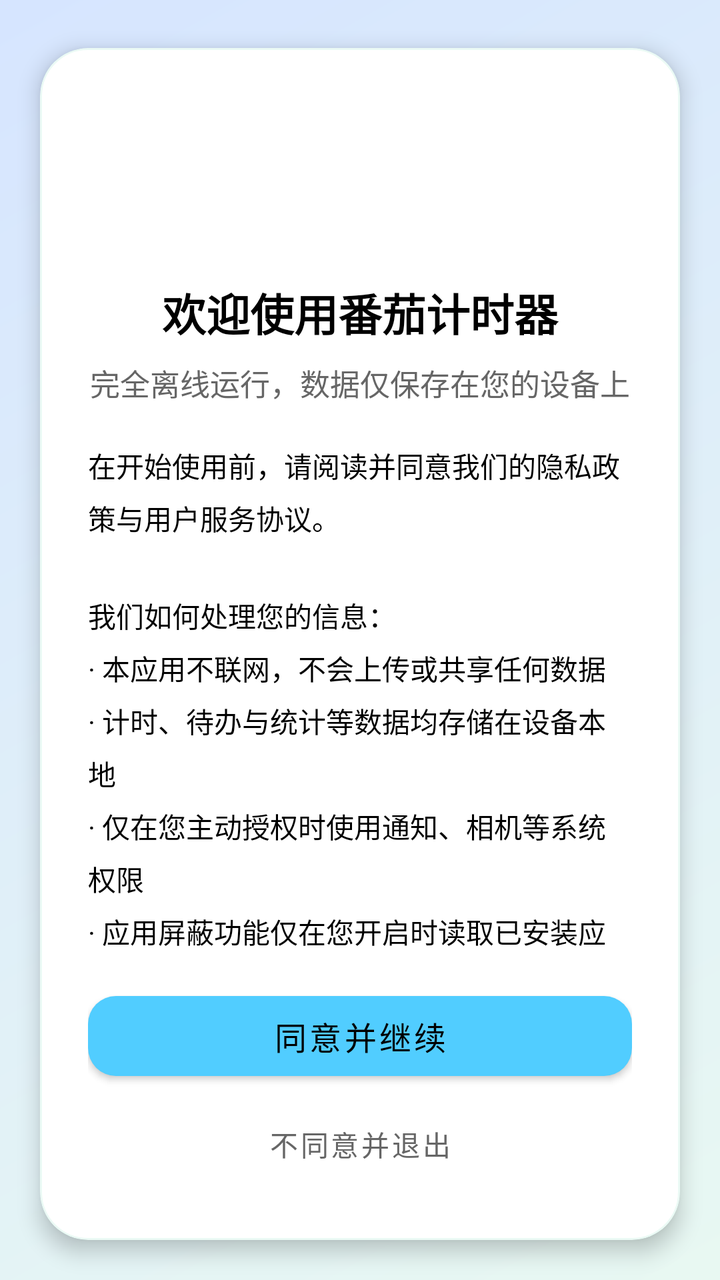
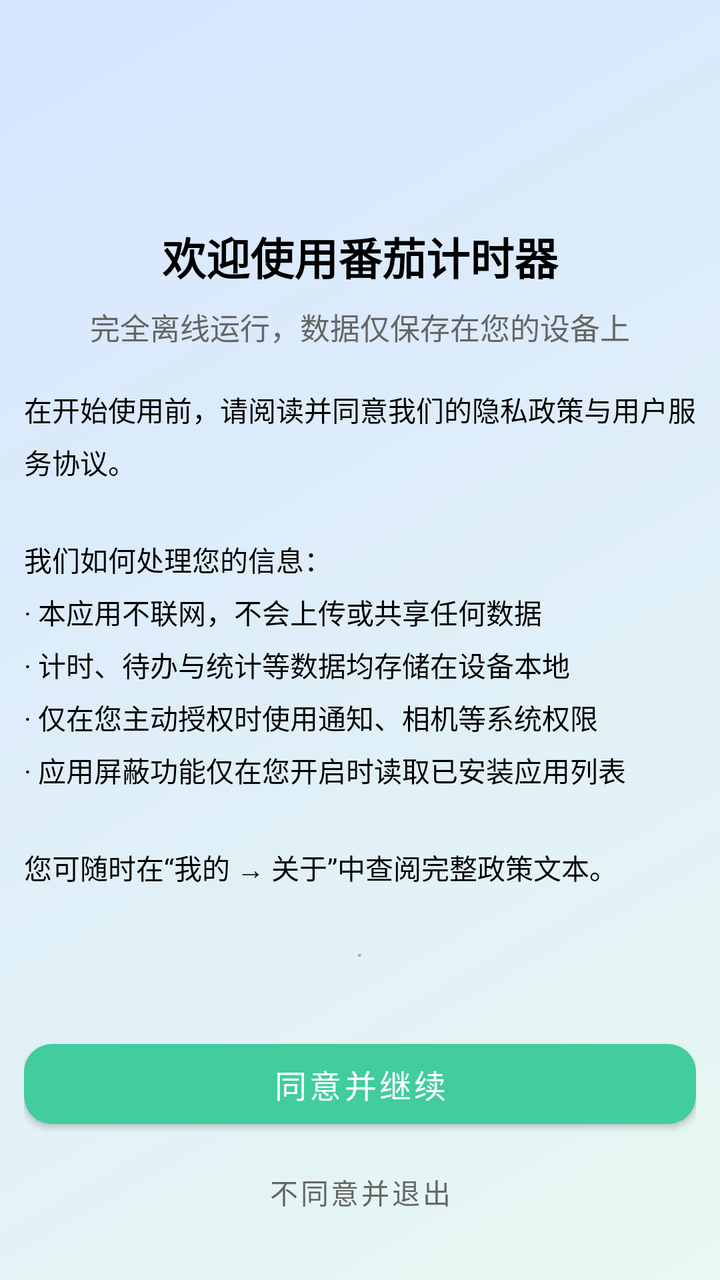

Compare the two renders of this Android layout. The source of the first and the diff that turns it into the second are given below.
<!-- AndroidManifest.xml: activity theme Theme.PomodoroTimer.NoActionBar -->
<!-- res/layout/activity_privacy_consent.xml -->
<?xml version="1.0" encoding="utf-8"?>
<androidx.constraintlayout.widget.ConstraintLayout xmlns:android="http://schemas.android.com/apk/res/android"
    xmlns:app="http://schemas.android.com/apk/res-auto"
    android:id="@+id/privacy_consent_root"
    android:layout_width="match_parent"
    android:layout_height="match_parent"
    android:background="@drawable/bg_privacy_consent">

    <com.google.android.material.card.MaterialCardView
        android:id="@+id/card_consent"
        android:layout_width="0dp"
        android:layout_height="0dp"
        android:layout_marginStart="20dp"
        android:layout_marginTop="24dp"
        android:layout_marginEnd="20dp"
        android:layout_marginBottom="20dp"
        app:cardBackgroundColor="@color/background_card"
        app:cardCornerRadius="24dp"
        app:cardElevation="6dp"
        app:layout_constraintBottom_toBottomOf="parent"
        app:layout_constraintEnd_toEndOf="parent"
        app:layout_constraintStart_toStartOf="parent"
        app:layout_constraintTop_toTopOf="parent"
        app:strokeColor="@color/consent_card_stroke"
        app:strokeWidth="1dp">

        <LinearLayout
            android:layout_width="match_parent"
            android:layout_height="match_parent"
            android:orientation="vertical"
            android:paddingStart="24dp"
            android:paddingTop="28dp"
            android:paddingEnd="24dp"
            android:paddingBottom="24dp">

            <ImageView
                android:id="@+id/iv_consent_app_icon"
                android:layout_width="72dp"
                android:layout_height="72dp"
                android:layout_gravity="center_horizontal"
                android:contentDescription="@string/app_name"
                android:scaleType="fitCenter" />

            <TextView
                android:id="@+id/tv_consent_title"
                android:layout_width="match_parent"
                android:layout_height="wrap_content"
                android:layout_marginTop="16dp"
                android:gravity="center"
                android:text="@string/privacy_consent_title"
                android:textColor="@color/text_primary"
                android:textSize="22sp"
                android:textStyle="bold" />

            <TextView
                android:id="@+id/tv_consent_subtitle"
                android:layout_width="match_parent"
                android:layout_height="wrap_content"
                android:layout_marginTop="8dp"
                android:gravity="center"
                android:lineSpacingExtra="4dp"
                android:text="@string/privacy_consent_subtitle"
                android:textColor="@color/text_secondary"
                android:textSize="15sp" />

            <ScrollView
                android:id="@+id/scroll_consent_summary"
                android:layout_width="match_parent"
                android:layout_height="0dp"
                android:layout_marginTop="20dp"
                android:layout_weight="1"
                android:fillViewport="true"
                android:overScrollMode="ifContentScrolls"
                android:scrollbars="none">

                <LinearLayout
                    android:layout_width="match_parent"
                    android:layout_height="wrap_content"
                    android:orientation="vertical">

                    <TextView
                        android:layout_width="match_parent"
                        android:layout_height="wrap_content"
                        android:lineSpacingExtra="6dp"
                        android:text="@string/privacy_consent_summary"
                        android:textColor="@color/text_primary"
                        android:textSize="14sp" />

                    <LinearLayout
                        android:layout_width="match_parent"
                        android:layout_height="wrap_content"
                        android:layout_marginTop="16dp"
                        android:gravity="center"
                        android:orientation="horizontal">

                        <TextView
                            android:id="@+id/tv_consent_link_privacy"
                            android:layout_width="wrap_content"
                            android:layout_height="wrap_content"
                            android:background="?attr/selectableItemBackgroundBorderless"
                            android:padding="8dp"
                            android:textSize="14sp" />

                        <TextView
                            android:layout_width="wrap_content"
                            android:layout_height="wrap_content"
                            android:paddingStart="4dp"
                            android:paddingEnd="4dp"
                            android:text="@string/privacy_consent_link_separator"
                            android:textColor="@color/text_hint"
                            android:textSize="14sp" />

                        <TextView
                            android:id="@+id/tv_consent_link_agreement"
                            android:layout_width="wrap_content"
                            android:layout_height="wrap_content"
                            android:background="?attr/selectableItemBackgroundBorderless"
                            android:padding="8dp"
                            android:textSize="14sp" />
                    </LinearLayout>
                </LinearLayout>
            </ScrollView>

            <com.google.android.material.button.MaterialButton
                android:id="@+id/btn_consent_accept"
                android:layout_width="match_parent"
                android:layout_height="52dp"
                android:layout_marginTop="16dp"
                android:text="@string/privacy_consent_accept"
                android:textAllCaps="false"
                android:textSize="16sp"
                app:cornerRadius="14dp" />

            <com.google.android.material.button.MaterialButton
                android:id="@+id/btn_consent_decline"
                style="@style/Widget.MaterialComponents.Button.TextButton"
                android:layout_width="match_parent"
                android:layout_height="48dp"
                android:layout_marginTop="4dp"
                android:text="@string/privacy_consent_decline"
                android:textAllCaps="false"
                android:textColor="@color/text_secondary"
                android:textSize="14sp" />
        </LinearLayout>
    </com.google.android.material.card.MaterialCardView>

</androidx.constraintlayout.widget.ConstraintLayout>
<!-- resources referenced by this layout -->
<resources>
  <color name="background_card">#FFFFFFFF</color>
  <color name="consent_card_stroke">#1A41CD9D</color>
  <color name="text_hint">#FFAAAAAA</color>
  <color name="text_primary">#FF000000</color>
  <color name="text_secondary">#FF666666</color>
  <!-- drawable bg_privacy_consent (drawable) -->
  <?xml version="1.0" encoding="utf-8"?>
  <shape xmlns:android="http://schemas.android.com/apk/res/android">
      <gradient
          android:angle="135"
          android:endColor="@color/consent_bg_end"
          android:startColor="@color/consent_bg_start"
          android:type="linear" />
  </shape>
  <string name="app_name">番茄计时器</string>
  <string name="privacy_consent_accept">同意并继续</string>
  <string name="privacy_consent_decline">不同意并退出</string>
  <style name="Theme.PomodoroTimer.NoActionBar" parent="Theme.MaterialComponents.DayNight.NoActionBar">
          <item name="windowActionBar">false</item>
          <item name="windowNoTitle">true</item>
          <item name="colorPrimary">@color/skyblue</item>
          <item name="colorPrimaryVariant">@color/default_theme_dark</item>
          <item name="colorOnPrimary">@color/text_primary</item>
          <item name="android:statusBarColor">@color/background_card</item>
          <item name="android:navigationBarColor">@color/background_card</item>
          <item name="android:windowFullscreen">false</item>
          <item name="android:windowContentOverlay">@null</item>
      </style>
  <color name="consent_bg_end">#D6E5FF</color>
  <color name="consent_bg_start">#E8F8F2</color>
  <color name="skyblue">#FF51CDFF</color>
  <color name="default_theme_dark">#014971</color>
  <!-- unchanged entries left out for length: 4 -->
</resources>

<!-- the commit's change to res/layout/activity_privacy_consent.xml (unified diff, before → after) -->
@@ -6,142 +6,128 @@
     android:layout_height="match_parent"
     android:background="@drawable/bg_privacy_consent">
 
-    <com.google.android.material.card.MaterialCardView
-        android:id="@+id/card_consent"
+    <LinearLayout
+        android:id="@+id/consent_content"
         android:layout_width="0dp"
         android:layout_height="0dp"
-        android:layout_marginStart="20dp"
+        android:layout_marginStart="12dp"
         android:layout_marginTop="24dp"
-        android:layout_marginEnd="20dp"
+        android:layout_marginEnd="12dp"
         android:layout_marginBottom="20dp"
-        app:cardBackgroundColor="@color/background_card"
-        app:cardCornerRadius="24dp"
-        app:cardElevation="6dp"
+        android:orientation="vertical"
         app:layout_constraintBottom_toBottomOf="parent"
         app:layout_constraintEnd_toEndOf="parent"
         app:layout_constraintStart_toStartOf="parent"
-        app:layout_constraintTop_toTopOf="parent"
-        app:strokeColor="@color/consent_card_stroke"
-        app:strokeWidth="1dp">
+        app:layout_constraintTop_toTopOf="parent">
 
-        <LinearLayout
+        <ImageView
+            android:id="@+id/iv_consent_app_icon"
+            android:layout_width="72dp"
+            android:layout_height="72dp"
+            android:layout_gravity="center_horizontal"
+            android:contentDescription="@string/app_name"
+            android:scaleType="fitCenter" />
+
+        <TextView
+            android:id="@+id/tv_consent_title"
             android:layout_width="match_parent"
-            android:layout_height="match_parent"
-            android:orientation="vertical"
-            android:paddingStart="24dp"
-            android:paddingTop="28dp"
-            android:paddingEnd="24dp"
-            android:paddingBottom="24dp">
+            android:layout_height="wrap_content"
+            android:layout_marginTop="16dp"
+            android:gravity="center"
+            android:text="@string/privacy_consent_title"
+            android:textColor="@color/text_primary"
+            android:textSize="22sp"
+            android:textStyle="bold" />
 
-            <ImageView
-                android:id="@+id/iv_consent_app_icon"
-                android:layout_width="72dp"
-                android:layout_height="72dp"
-                android:layout_gravity="center_horizontal"
-                android:contentDescription="@string/app_name"
-                android:scaleType="fitCenter" />
+        <TextView
+            android:id="@+id/tv_consent_subtitle"
+            android:layout_width="match_parent"
+            android:layout_height="wrap_content"
+            android:layout_marginTop="8dp"
+            android:gravity="center"
+            android:lineSpacingExtra="4dp"
+            android:text="@string/privacy_consent_subtitle"
+            android:textColor="@color/text_secondary"
+            android:textSize="15sp" />
 
-            <TextView
-                android:id="@+id/tv_consent_title"
+        <ScrollView
+            android:id="@+id/scroll_consent_summary"
+            android:layout_width="match_parent"
+            android:layout_height="0dp"
+            android:layout_marginTop="20dp"
+            android:layout_weight="1"
+            android:fillViewport="true"
+            android:overScrollMode="ifContentScrolls"
+            android:scrollbars="none">
+
+            <LinearLayout
                 android:layout_width="match_parent"
                 android:layout_height="wrap_content"
-                android:layout_marginTop="16dp"
-                android:gravity="center"
-                android:text="@string/privacy_consent_title"
-                android:textColor="@color/text_primary"
-                android:textSize="22sp"
-                android:textStyle="bold" />
+                android:orientation="vertical">
 
-            <TextView
-                android:id="@+id/tv_consent_subtitle"
-                android:layout_width="match_parent"
-                android:layout_height="wrap_content"
-                android:layout_marginTop="8dp"
-                android:gravity="center"
-                android:lineSpacingExtra="4dp"
-                android:text="@string/privacy_consent_subtitle"
-                android:textColor="@color/text_secondary"
-                android:textSize="15sp" />
-
-            <ScrollView
-                android:id="@+id/scroll_consent_summary"
-                android:layout_width="match_parent"
-                android:layout_height="0dp"
-                android:layout_marginTop="20dp"
-                android:layout_weight="1"
-                android:fillViewport="true"
-                android:overScrollMode="ifContentScrolls"
-                android:scrollbars="none">
+                <TextView
+                    android:layout_width="match_parent"
+                    android:layout_height="wrap_content"
+                    android:lineSpacingExtra="6dp"
+                    android:text="@string/privacy_consent_summary"
+                    android:textColor="@color/text_primary"
+                    android:textSize="14sp" />
 
                 <LinearLayout
                     android:layout_width="match_parent"
                     android:layout_height="wrap_content"
-                    android:orientation="vertical">
+                    android:layout_marginTop="16dp"
+                    android:gravity="center"
+                    android:orientation="horizontal">
 
                     <TextView
-                        android:layout_width="match_parent"
+                        android:id="@+id/tv_consent_link_privacy"
+                        android:layout_width="wrap_content"
                         android:layout_height="wrap_content"
-                        android:lineSpacingExtra="6dp"
-                        android:text="@string/privacy_consent_summary"
-                        android:textColor="@color/text_primary"
+                        android:background="?attr/selectableItemBackgroundBorderless"
+                        android:padding="8dp"
                         android:textSize="14sp" />
 
-                    <LinearLayout
-                        android:layout_width="match_parent"
+                    <TextView
+                        android:layout_width="wrap_content"
                         android:layout_height="wrap_content"
-                        android:layout_marginTop="16dp"
-                        android:gravity="center"
-                        android:orientation="horizontal">
+                        android:paddingStart="4dp"
+                        android:paddingEnd="4dp"
+                        android:text="@string/privacy_consent_link_separator"
+                        android:textColor="@color/text_hint"
+                        android:textSize="14sp" />
 
-                        <TextView
-                            android:id="@+id/tv_consent_link_privacy"
-                            android:layout_width="wrap_content"
-                            android:layout_height="wrap_content"
-                            android:background="?attr/selectableItemBackgroundBorderless"
-                            android:padding="8dp"
-                            android:textSize="14sp" />
+                    <TextView
+                        android:id="@+id/tv_consent_link_agreement"
+                        android:layout_width="wrap_content"
+                        android:layout_height="wrap_content"
+                        android:background="?attr/selectableItemBackgroundBorderless"
+                        android:padding="8dp"
+                        android:textSize="14sp" />
+                </LinearLayout>
+            </LinearLayout>
+        </ScrollView>
 
-                        <TextView
-                            android:layout_width="wrap_content"
-                            android:layout_height="wrap_content"
-                            android:paddingStart="4dp"
-                            android:paddingEnd="4dp"
-                            android:text="@string/privacy_consent_link_separator"
-                            android:textColor="@color/text_hint"
-                            android:textSize="14sp" />
+        <com.google.android.material.button.MaterialButton
+            android:id="@+id/btn_consent_accept"
+            android:layout_width="match_parent"
+            android:layout_height="52dp"
+            android:layout_marginTop="16dp"
+            android:text="@string/privacy_consent_accept"
+            android:textAllCaps="false"
+            android:textSize="16sp"
+            app:cornerRadius="14dp" />
 
-                        <TextView
-                            android:id="@+id/tv_consent_link_agreement"
-                            android:layout_width="wrap_content"
-                            android:layout_height="wrap_content"
-                            android:background="?attr/selectableItemBackgroundBorderless"
-                            android:padding="8dp"
-                            android:textSize="14sp" />
-                    </LinearLayout>
-                </LinearLayout>
-            </ScrollView>
-
-            <com.google.android.material.button.MaterialButton
-                android:id="@+id/btn_consent_accept"
-                android:layout_width="match_parent"
-                android:layout_height="52dp"
-                android:layout_marginTop="16dp"
-                android:text="@string/privacy_consent_accept"
-                android:textAllCaps="false"
-                android:textSize="16sp"
-                app:cornerRadius="14dp" />
-
-            <com.google.android.material.button.MaterialButton
-                android:id="@+id/btn_consent_decline"
-                style="@style/Widget.MaterialComponents.Button.TextButton"
-                android:layout_width="match_parent"
-                android:layout_height="48dp"
-                android:layout_marginTop="4dp"
-                android:text="@string/privacy_consent_decline"
-                android:textAllCaps="false"
-                android:textColor="@color/text_secondary"
-                android:textSize="14sp" />
-        </LinearLayout>
-    </com.google.android.material.card.MaterialCardView>
+        <com.google.android.material.button.MaterialButton
+            android:id="@+id/btn_consent_decline"
+            style="@style/Widget.MaterialComponents.Button.TextButton"
+            android:layout_width="match_parent"
+            android:layout_height="48dp"
+            android:layout_marginTop="4dp"
+            android:text="@string/privacy_consent_decline"
+            android:textAllCaps="false"
+            android:textColor="@color/text_secondary"
+            android:textSize="14sp" />
+    </LinearLayout>
 
 </androidx.constraintlayout.widget.ConstraintLayout>
<!-- resource entries referenced after the edit -->
@@ -1,7 +1,5 @@
 <!-- resources referenced by this layout -->
 <resources>
-  <color name="background_card">#FFFFFFFF</color>
-  <color name="consent_card_stroke">#1A41CD9D</color>
   <color name="text_hint">#FFAAAAAA</color>
   <color name="text_primary">#FF000000</color>
   <color name="text_secondary">#FF666666</color>
@@ -10,8 +8,8 @@
   <shape xmlns:android="http://schemas.android.com/apk/res/android">
       <gradient
           android:angle="135"
-          android:endColor="@color/consent_bg_end"
-          android:startColor="@color/consent_bg_start"
+          android:endColor="@color/comp_consent_bg_end"
+          android:startColor="@color/comp_consent_bg_start"
           android:type="linear" />
   </shape>
   <string name="app_name">番茄计时器</string>
@@ -20,18 +18,56 @@
   <style name="Theme.PomodoroTimer.NoActionBar" parent="Theme.MaterialComponents.DayNight.NoActionBar">
           <item name="windowActionBar">false</item>
           <item name="windowNoTitle">true</item>
-          <item name="colorPrimary">@color/skyblue</item>
-          <item name="colorPrimaryVariant">@color/default_theme_dark</item>
-          <item name="colorOnPrimary">@color/text_primary</item>
-          <item name="android:statusBarColor">@color/background_card</item>
-          <item name="android:navigationBarColor">@color/background_card</item>
+          <item name="colorPrimary">@color/brand</item>
+          <item name="colorPrimaryVariant">@color/brand</item>
+          <item name="colorOnPrimary">@color/on_brand</item>
+          <item name="colorSecondary">@color/brand</item>
+          <item name="colorOnSecondary">@color/on_brand</item>
+          <item name="android:statusBarColor">@color/surface_card</item>
+          <item name="android:navigationBarColor">@color/surface_card</item>
           <item name="android:windowFullscreen">false</item>
           <item name="android:windowContentOverlay">@null</item>
+          <item name="android:windowLightStatusBar" tools:targetApi="m">true</item>
+          <item name="materialAlertDialogTheme">@style/ThemeOverlay.Pomodoro.MaterialAlertDialog</item>
       </style>
-  <color name="consent_bg_end">#D6E5FF</color>
-  <color name="consent_bg_start">#E8F8F2</color>
-  <color name="skyblue">#FF51CDFF</color>
-  <color name="default_theme_dark">#014971</color>
+  <color name="comp_consent_bg_end">#D6E5FF</color>
+  <color name="comp_consent_bg_start">#E8F8F2</color>
+  <color name="brand">#FF41CD9D</color>
+  <color name="on_brand">@color/absolute_white</color>
+  <color name="surface_card">#FFFFFFFF</color>
+  <style name="ThemeOverlay.Pomodoro.MaterialAlertDialog" parent="ThemeOverlay.MaterialComponents.MaterialAlertDialog">
+          <item name="colorPrimary">@color/brand</item>
+          <item name="colorSecondary">@color/brand</item>
+          <item name="colorSurface">@color/surface_card</item>
+          <item name="colorOnSurface">@color/text_primary</item>
+          <item name="materialAlertDialogTitleTextStyle">@style/TextAppearance.Pomodoro.Dialog.Title</item>
+          <item name="materialAlertDialogBodyTextStyle">@style/TextAppearance.Pomodoro.Dialog.Body</item>
+          <item name="shapeAppearanceOverlay">@style/ShapeAppearance.Pomodoro.Dialog</item>
+          <item name="buttonBarPositiveButtonStyle">@style/Widget.Pomodoro.Dialog.Button</item>
+          <item name="buttonBarNegativeButtonStyle">@style/Widget.Pomodoro.Dialog.Button</item>
+          <item name="buttonBarNeutralButtonStyle">@style/Widget.Pomodoro.Dialog.Button</item>
+      </style>
+  <color name="absolute_white">#FFFFFFFF</color>
+  <style name="TextAppearance.Pomodoro.Dialog.Title" parent="MaterialAlertDialog.MaterialComponents.Title.Text">
+          <item name="android:textColor">@color/text_primary</item>
+          <item name="android:textSize">18sp</item>
+          <item name="android:textStyle">bold</item>
+      </style>
+  <style name="TextAppearance.Pomodoro.Dialog.Body" parent="MaterialAlertDialog.MaterialComponents.Body.Text">
+          <item name="android:textColor">@color/text_secondary</item>
+          <item name="android:textSize">14sp</item>
+          <item name="android:lineSpacingExtra">3dp</item>
+      </style>
+  <style name="ShapeAppearance.Pomodoro.Dialog" parent="ShapeAppearance.MaterialComponents.LargeComponent">
+          <item name="cornerFamily">rounded</item>
+          <item name="cornerSize">20dp</item>
+      </style>
+  <style name="Widget.Pomodoro.Dialog.Button" parent="Widget.MaterialComponents.Button.TextButton.Dialog">
+          <item name="android:textColor">@color/brand</item>
+          <item name="android:textAllCaps">false</item>
+          <item name="rippleColor">@color/brand_container</item>
+      </style>
+  <color name="brand_container">#1A41CD9D</color>
   <!-- unchanged entries left out for length: 4 -->
 </resources>
 
